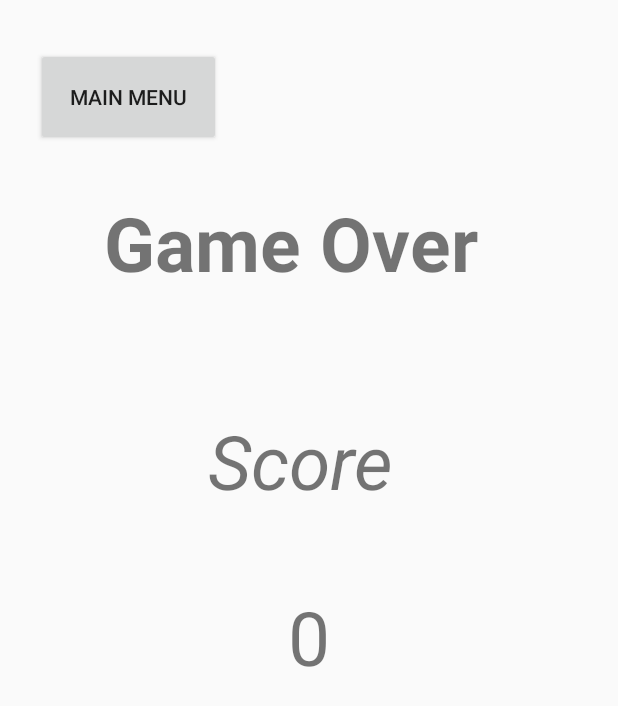
After one commit to franciscomejiacalles/accessibilityapp, an Android app: the layout activity_vocal_expression_game_over.xml on its own in the app's theme, with its tools: preview values and no code run, on a phone screen of 412 x 824 dp. The commit adds this screen. Shown: the top 706 px of the screen. Run offline under Robolectric (Android 15) with nearby library versions, the phone set to English and light mode, and no system bars.

Commit message:
finished vocal expression game

```diff
--- /dev/null
+++ b/SafeApp/app/src/main/res/layout/activity_vocal_expression_game_over.xml
@@ -0,0 +1,57 @@
+<?xml version="1.0" encoding="utf-8"?>
+<androidx.constraintlayout.widget.ConstraintLayout xmlns:android="http://schemas.android.com/apk/res/android"
+    xmlns:app="http://schemas.android.com/apk/res-auto"
+    xmlns:tools="http://schemas.android.com/tools"
+    android:layout_width="match_parent"
+    android:layout_height="match_parent"
+    tools:context=".FacialExpressionGameOver">
+
+    <TextView
+        android:id="@+id/gameOverTextView"
+        android:layout_width="272dp"
+        android:layout_height="93dp"
+        android:layout_marginTop="128dp"
+        android:text="Game Over"
+        android:textSize="50sp"
+        android:textStyle="bold"
+        app:layout_constraintEnd_toEndOf="parent"
+        app:layout_constraintHorizontal_bias="0.496"
+        app:layout_constraintStart_toStartOf="parent"
+        app:layout_constraintTop_toTopOf="parent" />
+
+    <TextView
+        android:id="@+id/scoreTitleTextView"
+        android:layout_width="135dp"
+        android:layout_height="77dp"
+        android:layout_marginTop="52dp"
+        android:text="Score"
+        android:textSize="50sp"
+        android:textStyle="italic"
+        app:layout_constraintEnd_toEndOf="parent"
+        app:layout_constraintStart_toStartOf="parent"
+        app:layout_constraintTop_toBottomOf="@+id/gameOverTextView" />
+
+    <TextView
+        android:id="@+id/scoreTextView"
+        android:layout_width="116dp"
+        android:layout_height="75dp"
+        android:layout_marginTop="36dp"
+        android:text="0"
+        android:gravity="center"
+        android:textSize="50sp"
+        app:layout_constraintEnd_toEndOf="parent"
+        app:layout_constraintStart_toStartOf="parent"
+        app:layout_constraintTop_toBottomOf="@+id/scoreTitleTextView" />
+
+    <Button
+        android:id="@+id/gameOverMainMenuBtn"
+        android:layout_width="123dp"
+        android:layout_height="65dp"
+        android:layout_marginStart="24dp"
+        android:layout_marginLeft="24dp"
+        android:layout_marginTop="32dp"
+        android:text="Main Menu"
+        app:layout_constraintStart_toStartOf="parent"
+        app:layout_constraintTop_toTopOf="parent" />
+
+</androidx.constraintlayout.widget.ConstraintLayout>
```
Also changed, not shown: SafeApp/app/src/main/java/com/eng/safeapp/VocalExpressionGame.java (+135 -280 lines), SafeApp/app/src/main/java/com/eng/safeapp/VocalExpressionGameOver.java (+27 -2 lines), SafeApp/app/src/main/res/layout/activity_vocal_expression_game.xml (+9 -2 lines), SafeApp/app/src/main/res/drawable/anger_word.png (added), SafeApp/app/src/main/res/drawable/confused_word.png (added), SafeApp/app/src/main/res/drawable/disgust_word.png (added), SafeApp/app/src/main/res/drawable/fear_word.png (added), SafeApp/app/src/main/res/drawable/happy_word.png (added), SafeApp/app/src/main/res/drawable/neutral_word.png (added), SafeApp/app/src/main/res/drawable/sad_word.png (added), SafeApp/app/src/main/res/drawable/sound_icon.png (added), SafeApp/app/src/main/res/drawable/surprised_word.png (added).
